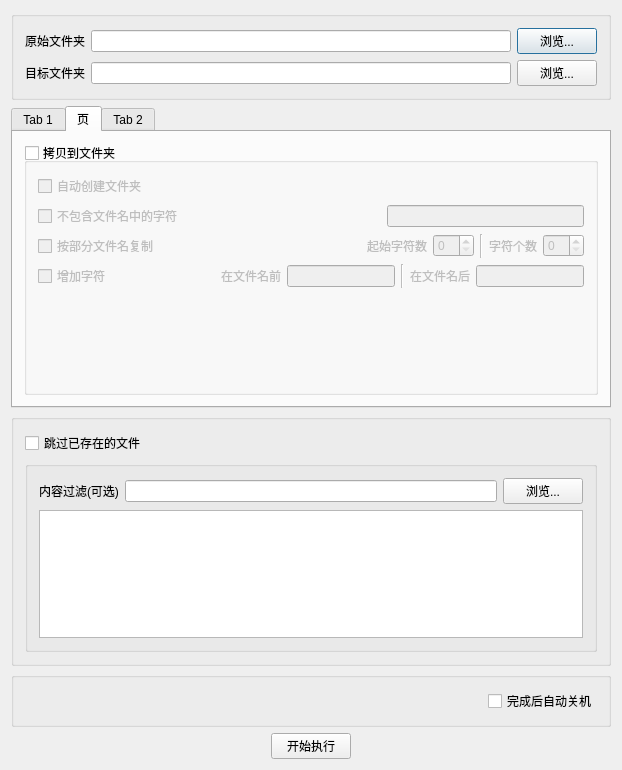
Before: the Qt Designer form dialog.ui in RenShuYuan/X-FileManager, drawn with Qt 5.
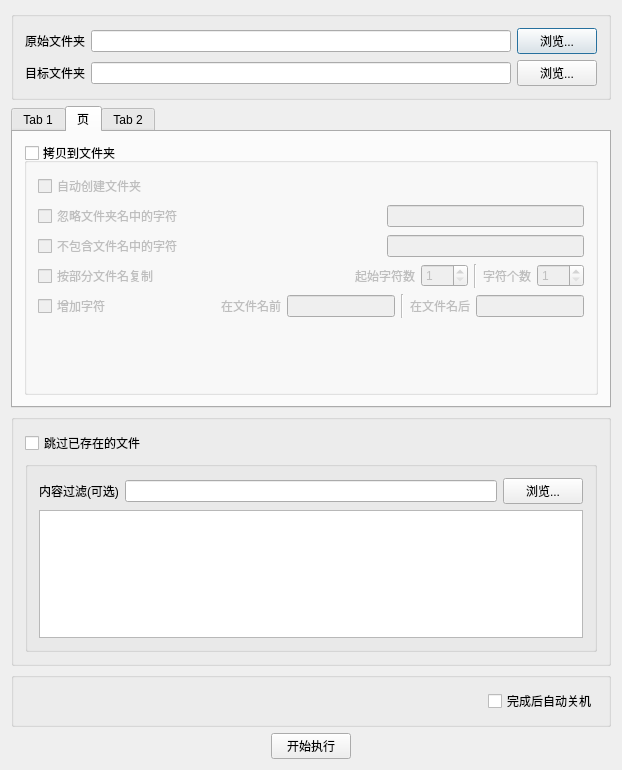
After: the same form once the commit is applied. The open tabs and pages were chosen to show the change.

Commit message:
增加文件夹字符过滤
拷贝文件时，选择“拷贝到文件夹”时，对目标文件夹已存在的时候可过滤文件夹中字符串。

```diff
--- a/dialog.ui
+++ b/dialog.ui
@@ -191,6 +191,33 @@
             </item>
            </layout>
           </item>
+          <item>
+           <layout class="QHBoxLayout" name="horizontalLayout_19">
+            <item>
+             <widget class="QCheckBox" name="checkBox_13">
+              <property name="text">
+               <string>忽略文件夹名中的字符</string>
+              </property>
+             </widget>
+            </item>
+            <item>
+             <spacer name="horizontalSpacer_17">
+              <property name="orientation">
+               <enum>Qt::Horizontal</enum>
+              </property>
+              <property name="sizeHint" stdset="0">
+               <size>
+                <width>40</width>
+                <height>20</height>
+               </size>
+              </property>
+             </spacer>
+            </item>
+            <item>
+             <widget class="QLineEdit" name="lineEdit_8"/>
+            </item>
+           </layout>
+          </item>
           <item>
            <layout class="QHBoxLayout" name="horizontalLayout_17">
             <item>
@@ -248,7 +275,14 @@
              </widget>
             </item>
             <item>
-             <widget class="QSpinBox" name="spinBox"/>
+             <widget class="QSpinBox" name="spinBox">
+              <property name="minimum">
+               <number>1</number>
+              </property>
+              <property name="maximum">
+               <number>250</number>
+              </property>
+             </widget>
             </item>
             <item>
              <widget class="Line" name="line_2">
@@ -265,7 +299,14 @@
              </widget>
             </item>
             <item>
-             <widget class="QSpinBox" name="spinBox_2"/>
+             <widget class="QSpinBox" name="spinBox_2">
+              <property name="minimum">
+               <number>1</number>
+              </property>
+              <property name="maximum">
+               <number>250</number>
+              </property>
+             </widget>
             </item>
            </layout>
           </item>
```
Left out of the diff: 2 changed lines with no effect on the pictures. The commit also changes 7 other files.
